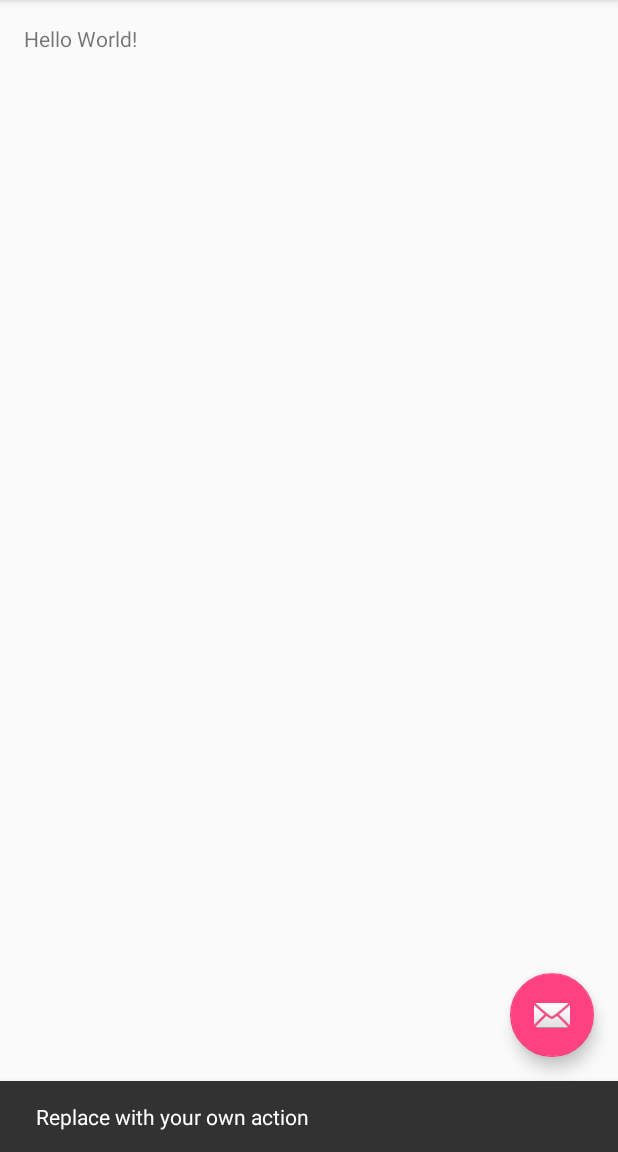
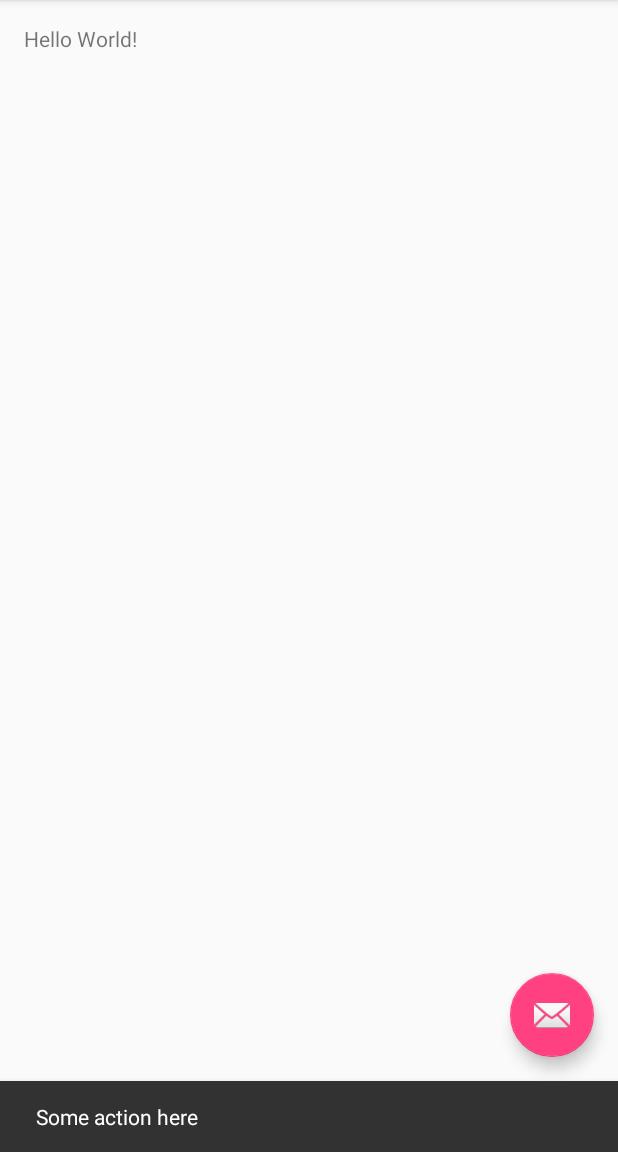
Before and after one commit to Zuljka/CodersNotebook, an Android app: the screen it shows after launch (MainActivity), after a tap on an icon or button, on a phone screen of 412 x 824 dp, the part 84-1236 px from its top. Run offline under Robolectric (Android 15) with nearby library versions, the phone set to English and light mode, and no system bars.

```diff
--- a/app/src/main/java/com/mycompany/codersnotebook/MainActivity.java
+++ b/app/src/main/java/com/mycompany/codersnotebook/MainActivity.java
@@ -22,7 +22,7 @@ public class MainActivity extends AppCompatActivity {
         fab.setOnClickListener(new View.OnClickListener() {
             @Override
             public void onClick(View view) {
-                Snackbar.make(view, "Replace with your own action", Snackbar.LENGTH_LONG)
+                Snackbar.make(view, "Some action here", Snackbar.LENGTH_LONG)
                         .setAction("Action", null).show();
             }
         });
--- a/app/src/main/res/layout/content_main.xml
+++ b/app/src/main/res/layout/content_main.xml
@@ -15,5 +15,7 @@
     <TextView
         android:layout_width="wrap_content"
         android:layout_height="wrap_content"
-        android:text="Hello World!" />
+        android:text="Hello World!"
+        android:id="@+id/textView" />
+
 </RelativeLayout>
```
Also changed, not shown: app/src/main/ic_launcher-web.png (added), app/src/main/res/mipmap-hdpi/ic_launcher.png, app/src/main/res/mipmap-mdpi/ic_launcher.png, app/src/main/res/mipmap-xhdpi/ic_launcher.png, app/src/main/res/mipmap-xxhdpi/ic_launcher.png, app/src/main/res/mipmap-xxxhdpi/ic_launcher.png, 1 other file.
